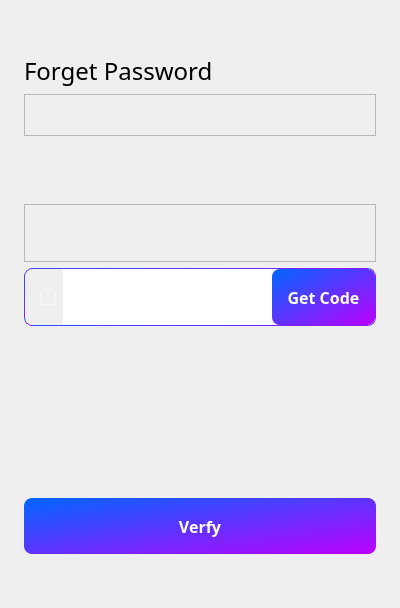
yechaoGitHub/AI, file ui/forgotPassword.ui: the form before one commit.
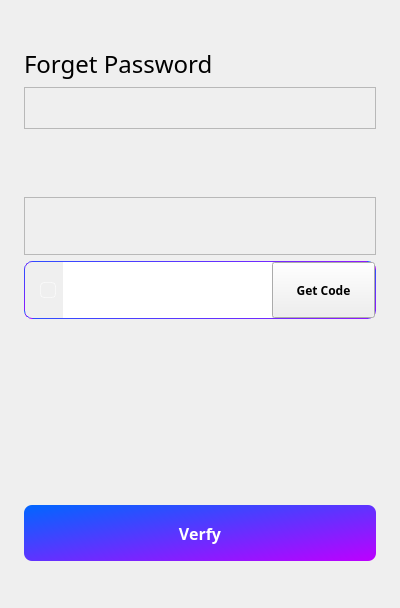
The form after the commit. Icons and pictures are not drawn. Custom widgets are drawn as their Qt base class.

What changed in the file:
```diff
--- a/ui/forgotPassword.ui
+++ b/ui/forgotPassword.ui
@@ -424,7 +424,6 @@
         <property name="font">
          <font>
           <family>微软雅黑</family>
-          <pointsize>-1</pointsize>
           <bold>true</bold>
          </font>
         </property>
@@ -432,11 +431,21 @@
          <cursorShape>PointingHandCursor</cursorShape>
         </property>
         <property name="styleSheet">
-         <string notr="true">font-size:16px;
+         <string notr="true">QPushButton[enable=true]{
+font-size:16px;
 font-weight: 700;
 background-color:qlineargradient(spread:pad, x1:0, y1:0, x2:1, y2:1, stop:0 #0066FF, stop:1 #BD00FF);
 color:#FFFFFF;
-border-radius:8px;</string>
+border-radius:8px;
+}
+
+QPushButton[enable=false]{
+font-size:16px;
+font-weight: 700;
+background-color:rgba(156, 163, 175, 255);
+color:#FFFFFF;
+border-radius:8px;
+}</string>
         </property>
         <property name="text">
          <string>Get Code</string>
@@ -446,6 +455,17 @@
      </layout>
     </widget>
    </item>
+   <item>
+    <widget class="QLabel" name="lbEstimated">
+     <property name="styleSheet">
+      <string notr="true">font-size:12px;
+color:rgba(155, 155, 155, 1)</string>
+     </property>
+     <property name="text">
+      <string/>
+     </property>
+    </widget>
+   </item>
    <item>
     <widget class="WCommonEdit" name="edPassword" native="true">
      <property name="sizePolicy">
```
